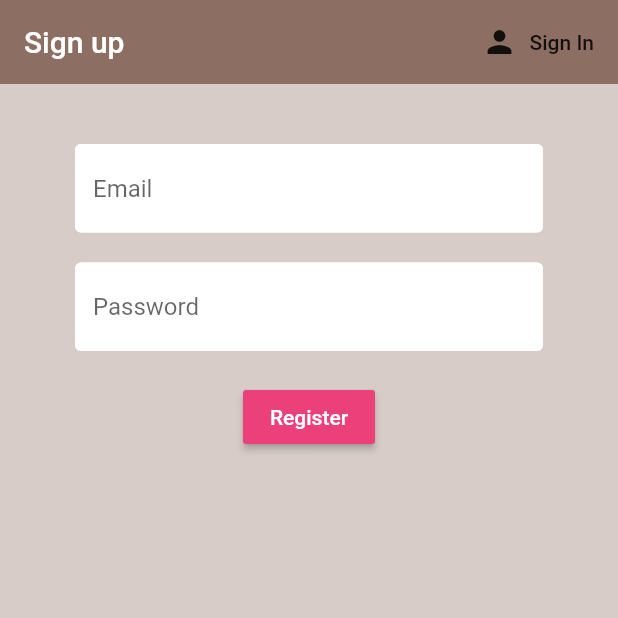
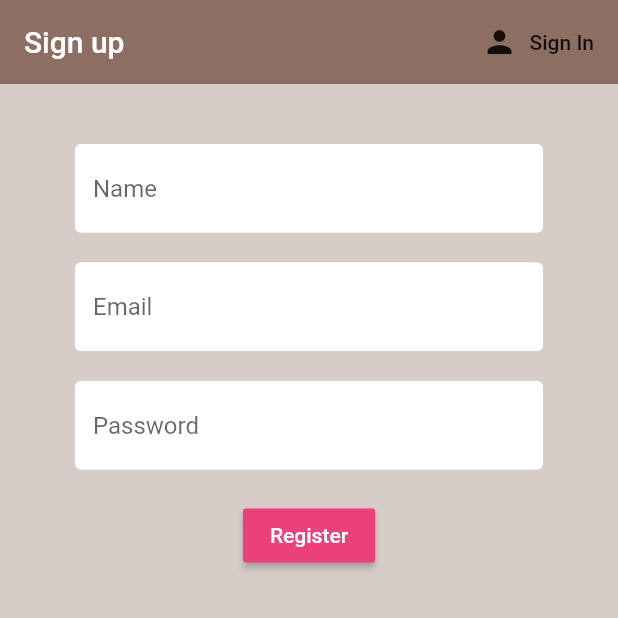
Before and after one commit to caitlinstanton/ivyhacks, a Flutter app: the screen it shows after launch, after a tap on "Log in", after a tap on "Register", on a phone screen of 412 x 824 dp, the top half of it. Run offline on Flutter 3.47's test engine with Material 2 defaults, Android fonts, the phone set to English and light mode, and no system bars; our stand-ins replace cloud_firestore, firebase_auth, firebase_core, flutter_spinkit; accounts and stored records are empty.

Commit message:
Implement user data access (small bug to be fixed) -However, the bug is that AppUser is streamed before data is accessed

```diff
--- /dev/null
+++ b/lib/models/constants.dart
@@ -0,0 +1,3 @@
+class Constant {
+  static const String DATA_COLLECTION_NAME = "user_data";
+}
--- a/lib/models/user_model.dart
+++ b/lib/models/user_model.dart
@@ -1,10 +1,13 @@
 import 'package:flutter/material.dart';
 
-class AppUser{
+class AppUser {
+  String uid;
+  Map<String, dynamic> data;
 
-  String name;
-  String uid;
-  //TODO: More properties!
-
-  AppUser({@required this.uid});
+  AppUser({@required this.uid}) {
+    data = {
+      //TODO: Define properties!
+      "name": "",
+    };
+  }
 }
--- a/lib/screens/auth_screens/register_screen.dart
+++ b/lib/screens/auth_screens/register_screen.dart
@@ -20,6 +20,7 @@ class _RegisterScreenState extends State<RegisterScreen> {
 
   String email = '';
   String password = '';
+  String name = '';
   String error = '';
   bool is_loading = false;
 
@@ -47,6 +48,15 @@ class _RegisterScreenState extends State<RegisterScreen> {
                 key: _formKey,
                 child: Column(
                   children: <Widget>[
+                    SizedBox(height: 20.0),
+                    TextFormField(
+                      decoration:
+                          textInputDecoration.copyWith(hintText: "Name"),
+                      validator: (val) => val.isEmpty ? "Enter a name" : null,
+                      onChanged: (val) {
+                        setState(() => name = val);
+                      },
+                    ),
                     SizedBox(height: 20.0),
                     TextFormField(
                       decoration:
@@ -80,7 +90,7 @@ class _RegisterScreenState extends State<RegisterScreen> {
                           if (_formKey.currentState.validate()) {
                             setState(() => is_loading = true);
                             dynamic result =
-                                await _authService.register(email, password);
+                                await _authService.register(email, password, name);
                             // Then validate from Firebase's side
                             if (result == null) {
                               setState(() {
--- a/lib/services/auth_service.dart
+++ b/lib/services/auth_service.dart
@@ -1,20 +1,43 @@
 import 'package:firebase_auth/firebase_auth.dart';
 import 'package:ivyhack/models/user_model.dart';
+import 'package:ivyhack/services/database_service.dart';
 
 class AuthService {
   final FirebaseAuth _authInstance = FirebaseAuth.instance;
+  static Map<String, dynamic> currUserData;
 
-  AppUser _getAppUserFromFirebaseUser(User firebaseUser) =>
-      firebaseUser == null ? null : AppUser(uid: firebaseUser.uid);
+  // AppUser _getAppUserFromFirebaseUser(User firebaseUser) =>
+  //     firebaseUser == null ? null : AppUser(uid: firebaseUser.uid);
 
-  Future register(String email, String password) async {
+  AppUser _getAppUserFromFirebaseUser(User firebaseUser) {
+    if (firebaseUser != null) {
+      AppUser appUser = AppUser(uid: firebaseUser.uid);
+
+      // Need to manually load data because data is not stored in auth
+      appUser.data = currUserData;
+      print("Loaded user ${appUser.data["name"]}");
+      return appUser;
+    } else {
+      return null;
+    }
+  }
+
+  Future register(String email, String password, String name) async {
     try {
+      // Create new account on Firebase
       UserCredential result =
           await _authInstance.createUserWithEmailAndPassword(
         email: email,
         password: password,
       );
-      return _getAppUserFromFirebaseUser(result.user);
+      AppUser appUser = _getAppUserFromFirebaseUser(result.user);
+      appUser.data["name"] = name;
+
+      // Create a new Firestore entry for the new account
+      await DatabaseService(uid: appUser.uid).updateData(appUser);
+      updateCurrUserData(appUser.data);
+
+      return appUser;
     } catch (e) {
       print("Error caught");
       print(e.toString());
@@ -28,7 +51,15 @@ class AuthService {
         email: email,
         password: password,
       );
-      return _getAppUserFromFirebaseUser(result.user);
+      AppUser appUser = _getAppUserFromFirebaseUser(result.user);
+      if (appUser != null) {
+        // Get user's data from firestore
+        updateCurrUserData(await DatabaseService(uid: appUser.uid).getUserData());
+
+        // TODO: Below may not be needed, since return value of login only used for null check
+        appUser.data = currUserData;
+      }
+      return appUser;
     } catch (e) {
       print("Error caught");
       print(e.toString());
@@ -52,4 +83,8 @@ class AuthService {
   // .map((User firebaseUser) => _getAppUserFromFirebaseUser(firebaseUser));
   // ^ This line of code is equivalent to the map part above
 
+  void updateCurrUserData(Map<String, dynamic> newUserData){
+    print("Curr User Data updated (user = ${newUserData["name"]})");
+    currUserData = newUserData;
+  }
 }
```
Also changed, not shown: lib/screens/home_screen/home_screen.dart (+6 -3 lines), lib/services/database_service.dart (+17 -7 lines), lib/screens/auth_wrapper.dart (line endings or trailing spaces).
